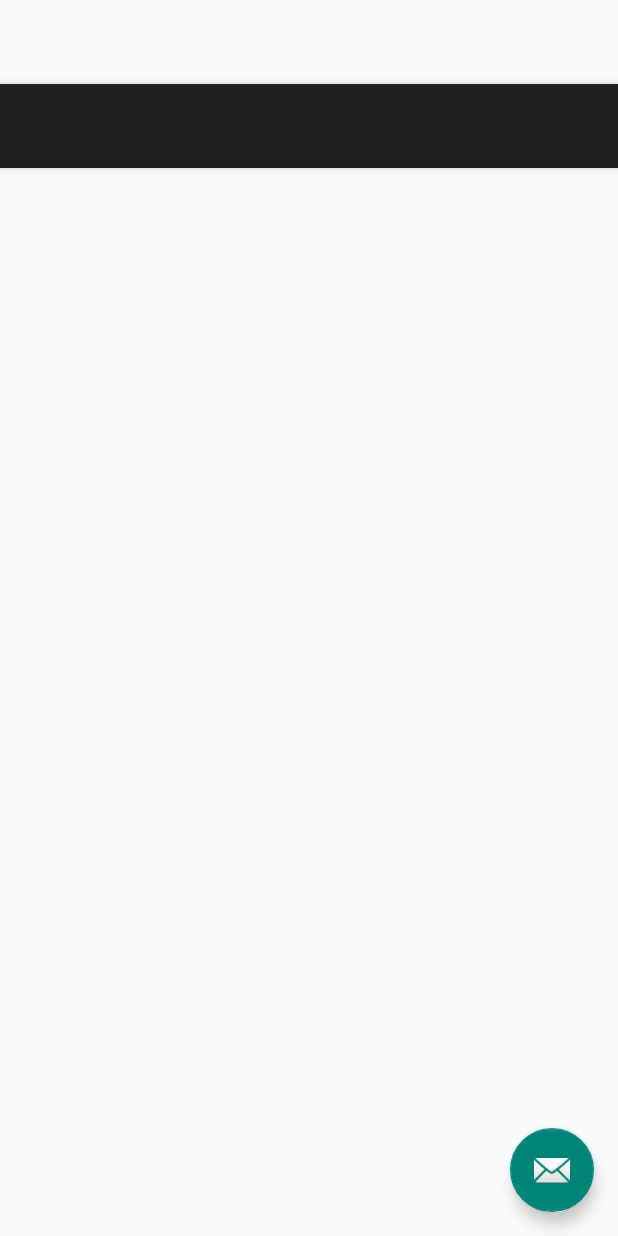
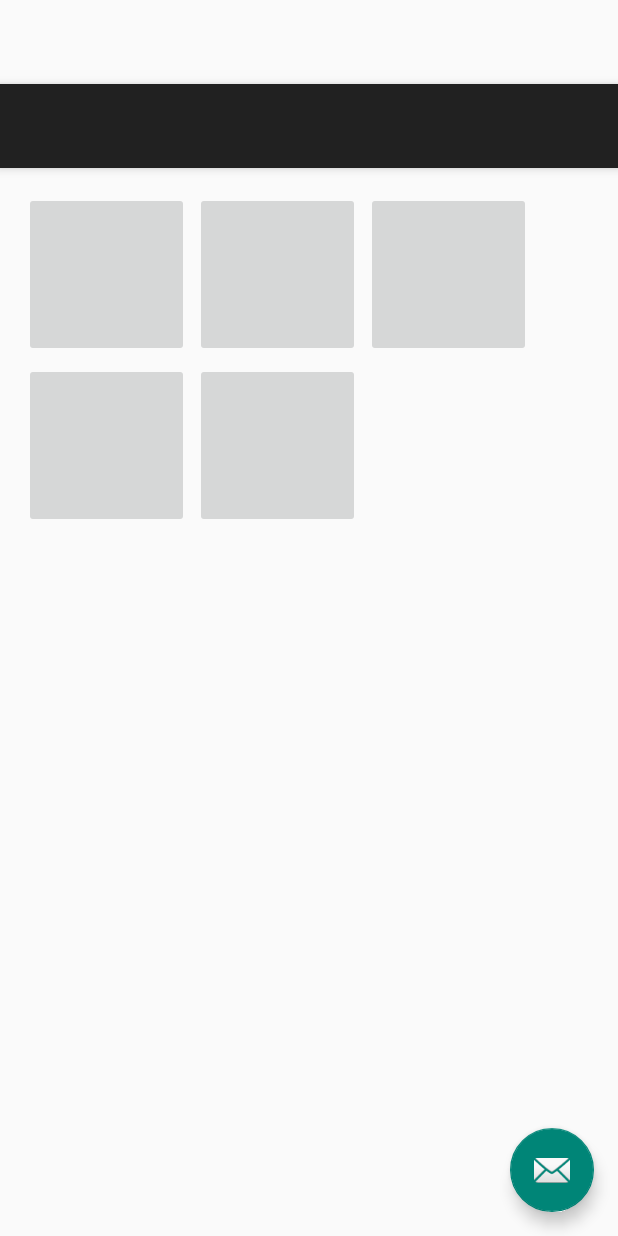
Before and after one commit to fware/TrueChalk, an Android app: the layout app_bar_sport_selector.xml on its own in the app's theme, with its tools: preview values and no code run, on a phone screen of 412 x 824 dp. Run offline under Robolectric (Android 15) with nearby library versions, the phone set to English and light mode, and no system bars.

Commit message:
Tweaking the Sports Selector layout.

```diff
--- a/app/src/main/res/layout/content_sport_selector.xml
+++ b/app/src/main/res/layout/content_sport_selector.xml
@@ -2,7 +2,7 @@
 <RelativeLayout xmlns:android="http://schemas.android.com/apk/res/android"
     xmlns:app="http://schemas.android.com/apk/res-auto"
     xmlns:tools="http://schemas.android.com/tools"
-    android:id="@+id/sports_selector_rlayout"
+    android:id="@+id/sports_selector_llayout"
     android:layout_width="match_parent"
     android:layout_height="match_parent"
     android:paddingBottom="@dimen/activity_vertical_margin"
@@ -13,21 +13,60 @@
     tools:context="com.wareshopc.app.truechalk.sportselector.SportSelectorActivity"
     tools:showIn="@layout/app_bar_sport_selector">
 
-    <LinearLayout
-        android:layout_width="match_parent"
-        android:layout_height="match_parent"
-        android:id="@+id/sports_selector_llayout"
-        android:orientation="vertical">
-
-    <ImageView
+    <!--ImageView
         android:layout_width="wrap_content"
         android:layout_height="wrap_content"
         android:id="@+id/soccerImageView"
         android:layout_alignParentTop="true"
         android:layout_alignParentStart="true"
-        android:layout_marginTop="87dp" />
+        android:layout_marginTop="87dp"
+        /-->
 
-    <ImageView
+    <ImageButton
+        android:layout_width="110dp"
+        android:layout_height="110dp"
+        android:id="@+id/soccerImageButton"
+        android:layout_marginRight="4dp"
+        android:layout_marginBottom="4dp"
+        />
+
+    <ImageButton
+        android:layout_width="110dp"
+        android:layout_height="110dp"
+        android:id="@+id/footballImageButton"
+        android:layout_toRightOf="@+id/soccerImageButton"
+        android:layout_marginRight="4dp"
+        android:layout_marginBottom="4dp"
+        />
+
+    <ImageButton
+        android:layout_width="110dp"
+        android:layout_height="110dp"
+        android:id="@+id/basketballImageButton"
+        android:layout_toRightOf="@+id/footballImageButton"
+        android:layout_marginBottom="4dp"
+        />
+
+
+    <ImageButton
+        android:layout_width="110dp"
+        android:layout_height="110dp"
+        android:id="@+id/baseballImageButton"
+        android:layout_below="@+id/soccerImageButton"
+        android:layout_marginRight="4dp"
+        />
+
+    <ImageButton
+        android:layout_width="110dp"
+        android:layout_height="110dp"
+        android:id="@+id/volleyballImageButton"
+        android:layout_below="@+id/footballImageButton"
+        android:layout_toRightOf="@+id/baseballImageButton"
+        />
+
+
+
+    <!--ImageView
         android:layout_width="wrap_content"
         android:layout_height="wrap_content"
         android:id="@+id/footballImageView"
@@ -53,8 +92,7 @@
         android:layout_height="wrap_content"
         android:id="@+id/volleyballImageView"
         android:layout_below="@+id/baseballImageView"
-        />
+        /-->
 
-    </LinearLayout>
 
 </RelativeLayout>
```
Also changed, not shown: app/src/main/java/com/wareshopc/app/truechalk/sportselector/SportSelectorActivity.java (+44 -32 lines), app/src/main/res/values/dimens.xml (+8 -0 lines).
